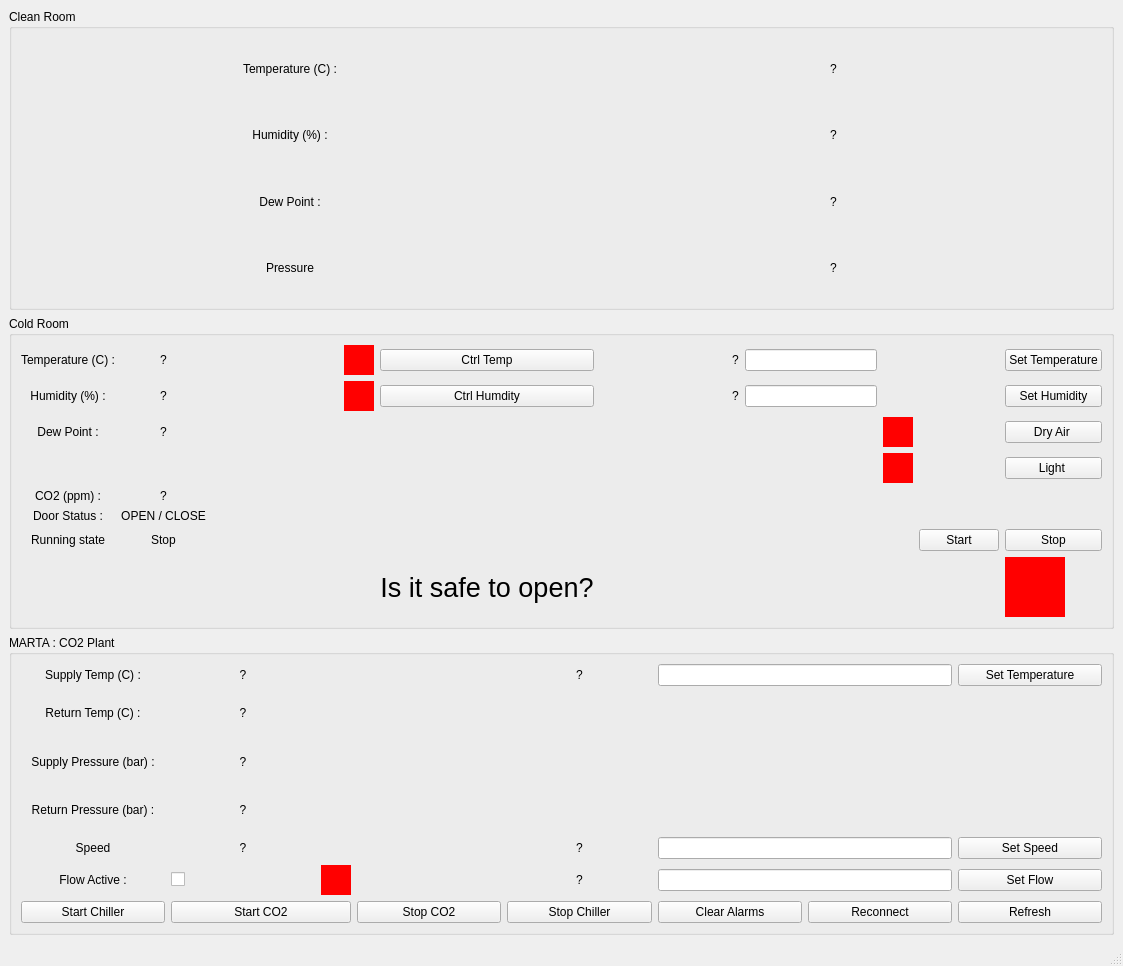
Above: MARTA_Cold_Room_TAB/marta_coldroom_tab.ui from pisaoutertracker/integration_mqtt_gui before the change. Below: the same form after it.
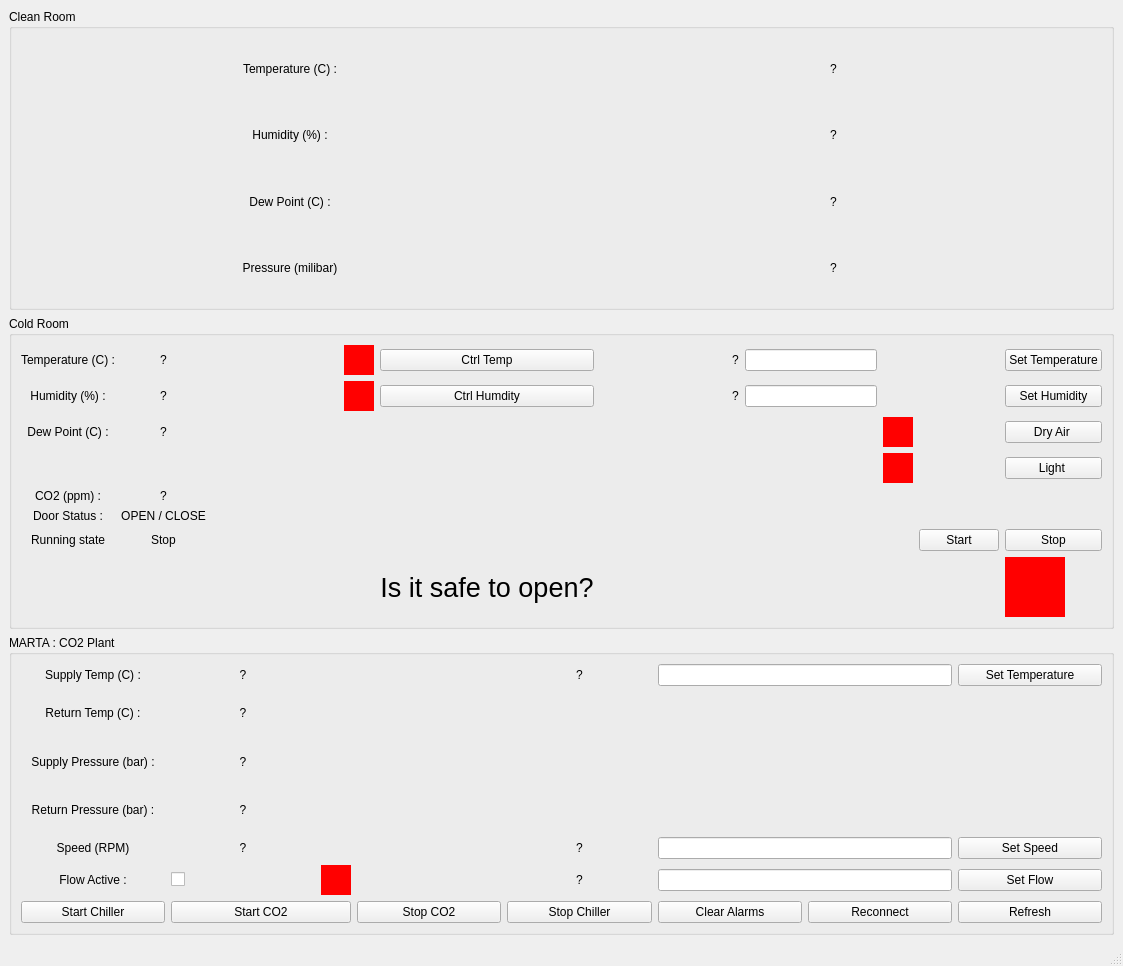
That is the form after the change.

Commit message: Added the some missing units, greyed limit in line-edits

The edit to the form file:
```diff
--- a/MARTA_Cold_Room_TAB/marta_coldroom_tab.ui
+++ b/MARTA_Cold_Room_TAB/marta_coldroom_tab.ui
@@ -36,7 +36,7 @@
          <item row="3" column="0">
           <widget class="QLabel" name="cleanroom_presure_label">
            <property name="text">
-            <string>Pressure</string>
+            <string>Pressure (milibar)</string>
            </property>
            <property name="alignment">
             <set>Qt::AlignCenter</set>
@@ -46,7 +46,7 @@
          <item row="2" column="0">
           <widget class="QLabel" name="cleanroom_dewpoint_label">
            <property name="text">
-            <string>Dew Point :</string>
+            <string>Dew Point (C) :</string>
            </property>
            <property name="alignment">
             <set>Qt::AlignCenter</set>
@@ -310,7 +310,7 @@
        <item row="2" column="0">
         <widget class="QLabel" name="coldroom_dewpoint_label">
          <property name="text">
-          <string>Dew Point :</string>
+          <string>Dew Point (C) :</string>
          </property>
          <property name="alignment">
           <set>Qt::AlignCenter</set>
@@ -587,7 +587,7 @@
        <item row="4" column="0">
         <widget class="QLabel" name="marta_speed_label">
          <property name="text">
-          <string>Speed</string>
+          <string>Speed (RPM)</string>
          </property>
          <property name="alignment">
           <set>Qt::AlignCenter</set>
```
The commit also changes 2 other files.
